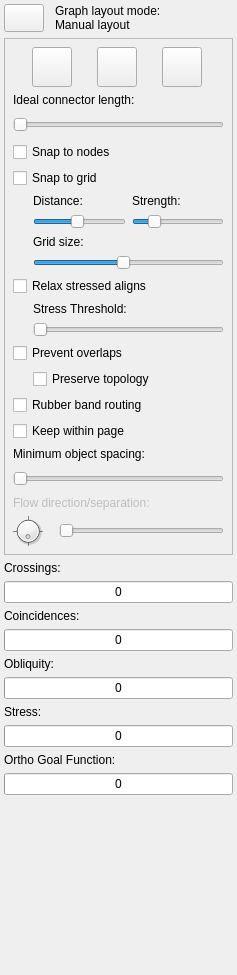
Above: libdunnartcanvas/ui/LayoutProperties.ui from skieffer/ortho before the change. Below: the same form after it.
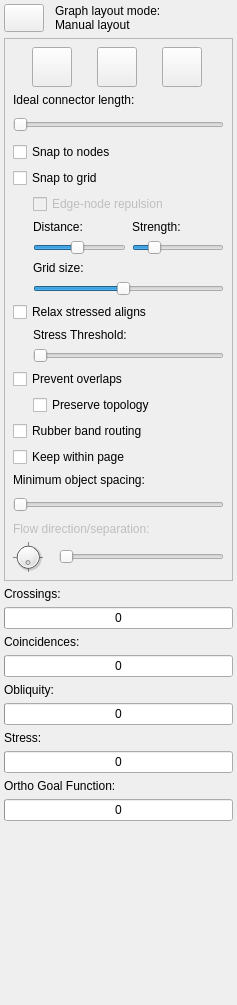
That is the form after the change. Icons and pictures are not drawn.

Commit message: added checkbox for edge-node repulsion

What changed in the file:
```diff
--- a/libdunnartcanvas/ui/LayoutProperties.ui
+++ b/libdunnartcanvas/ui/LayoutProperties.ui
@@ -7,7 +7,7 @@
     <x>0</x>
     <y>0</y>
     <width>237</width>
-    <height>975</height>
+    <height>1005</height>
    </rect>
   </property>
   <property name="sizePolicy">
@@ -19,7 +19,7 @@
   <property name="minimumSize">
    <size>
     <width>237</width>
-    <height>975</height>
+    <height>1005</height>
    </size>
   </property>
   <property name="allowedAreas">
@@ -373,6 +373,29 @@
           </property>
          </widget>
         </item>
+        <item>
+         <layout class="QHBoxLayout" name="horizontalLayout_7">
+          <property name="leftMargin">
+           <number>20</number>
+          </property>
+          <item>
+           <widget class="QCheckBox" name="edgeNodeRepulsionCheckBox">
+            <property name="enabled">
+             <bool>false</bool>
+            </property>
+            <property name="text">
+             <string>Edge-node repulsion</string>
+            </property>
+            <property name="checkable">
+             <bool>true</bool>
+            </property>
+            <property name="tristate">
+             <bool>false</bool>
+            </property>
+           </widget>
+          </item>
+         </layout>
+        </item>
         <item>
          <layout class="QHBoxLayout" name="horizontalLayout_4">
           <property name="spacing">
```
The commit also changes 7 other files.
